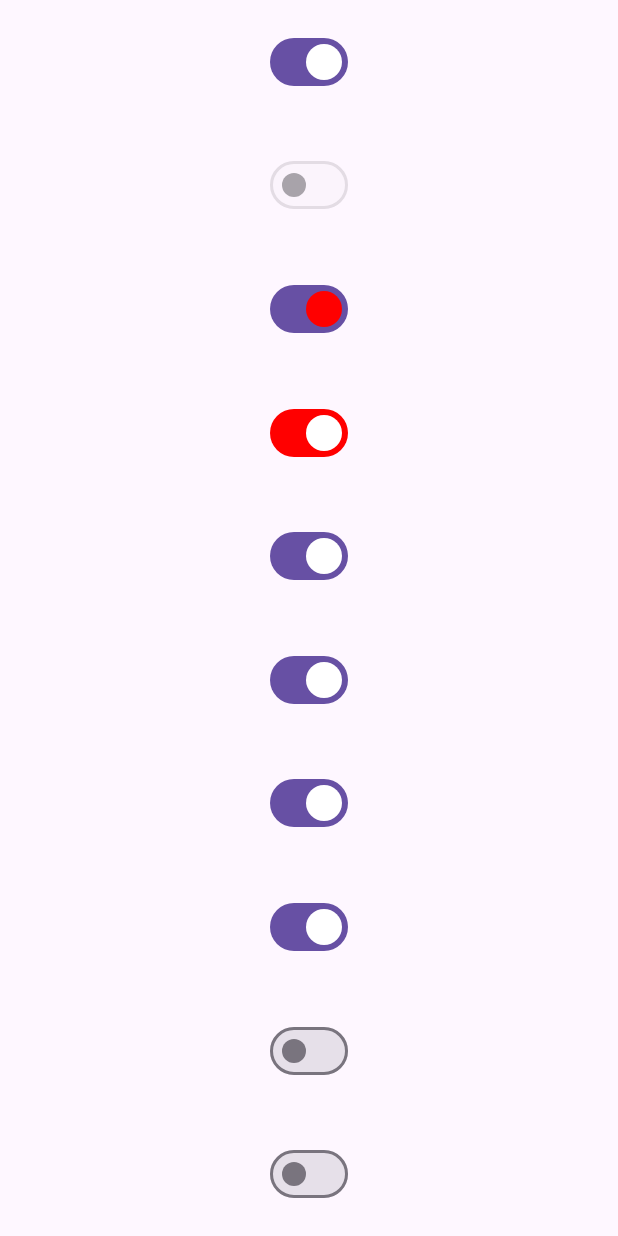
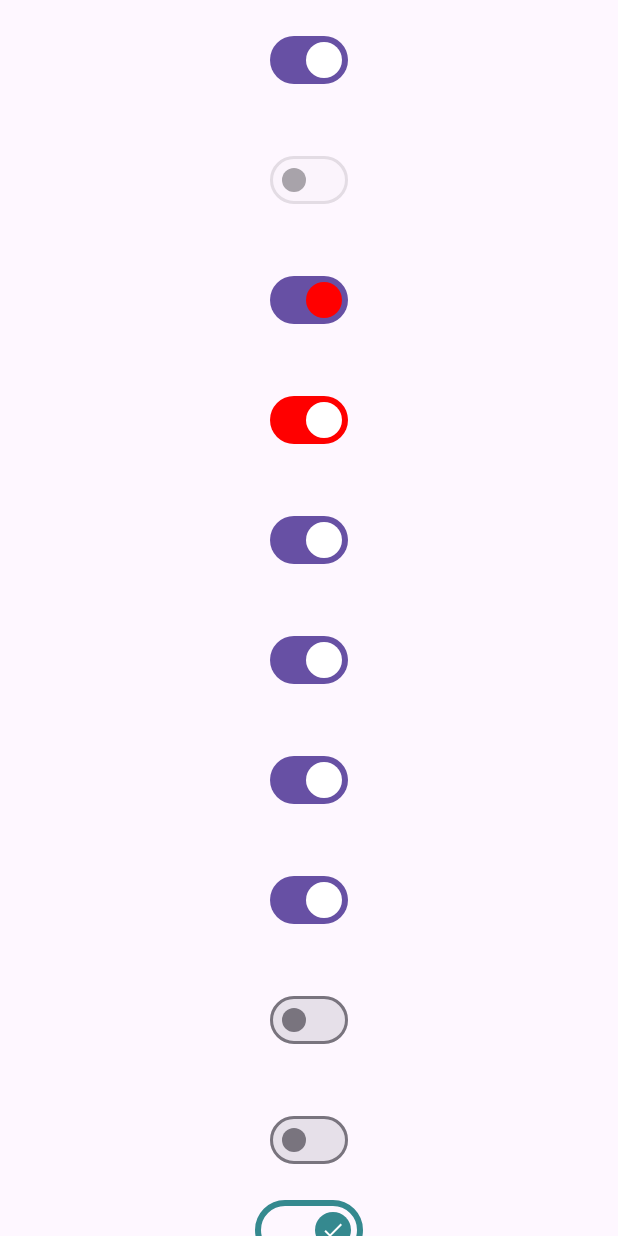
Before and after one commit to HarshPanchal18/Jetpack-Playground, an Android app built with Jetpack Compose: the SwitchesActivity screen opened directly, with no data from a screen before it, on a phone screen of 412 x 824 dp. Run offline under Robolectric (Android 15) with nearby library versions, the phone set to English and light mode, and no system bars.

Commit message:
Added Custom switch

```diff
--- a/app/src/main/java/com/example/first_jetcompose/SwitchesActivity.kt
+++ b/app/src/main/java/com/example/first_jetcompose/SwitchesActivity.kt
@@ -1,25 +1,48 @@
 package com.example.first_jetcompose
 
+import android.annotation.SuppressLint
 import android.os.Bundle
 import androidx.activity.ComponentActivity
 import androidx.activity.compose.setContent
+import androidx.compose.animation.core.animateFloatAsState
+import androidx.compose.foundation.background
+import androidx.compose.foundation.border
+import androidx.compose.foundation.clickable
+import androidx.compose.foundation.interaction.MutableInteractionSource
 import androidx.compose.foundation.layout.Arrangement
+import androidx.compose.foundation.layout.Box
 import androidx.compose.foundation.layout.Column
+import androidx.compose.foundation.layout.Spacer
 import androidx.compose.foundation.layout.fillMaxSize
+import androidx.compose.foundation.layout.height
 import androidx.compose.foundation.layout.padding
+import androidx.compose.foundation.layout.size
 import androidx.compose.foundation.rememberScrollState
+import androidx.compose.foundation.shape.CircleShape
+import androidx.compose.foundation.shape.RoundedCornerShape
 import androidx.compose.foundation.verticalScroll
+import androidx.compose.material.icons.Icons
+import androidx.compose.material.icons.filled.Close
+import androidx.compose.material.icons.filled.Done
+import androidx.compose.material3.Icon
 import androidx.compose.material3.Switch
 import androidx.compose.material3.SwitchDefaults
 import androidx.compose.material3.MaterialTheme
 import androidx.compose.material3.Surface
+import androidx.compose.material3.Text
 import androidx.compose.runtime.Composable
+import androidx.compose.runtime.State
+import androidx.compose.runtime.derivedStateOf
+import androidx.compose.runtime.getValue
 import androidx.compose.runtime.mutableStateOf
 import androidx.compose.runtime.remember
+import androidx.compose.runtime.setValue
 import androidx.compose.ui.Alignment
+import androidx.compose.ui.BiasAlignment
 import androidx.compose.ui.Modifier
 import androidx.compose.ui.graphics.Color
 import androidx.compose.ui.tooling.preview.Preview
+import androidx.compose.ui.unit.Dp
 import androidx.compose.ui.unit.dp
 import com.example.first_jetcompose.ui.theme.FirstjetcomposeTheme
 
@@ -60,6 +83,7 @@ private fun Switch3Screen() {
         DisableCheckedTrackColorSwitch()
         DisableUncheckedThumbColorSwitch()
         DisableUncheckedTrackColorSwitch()
+        CustomSwitch()
     }
 }
 
@@ -187,3 +211,76 @@ fun DisableUncheckedTrackColorSwitch() {
         )
     )
 }
+
+@Composable
+fun CustomSwitch(
+    width: Dp = 72.dp,
+    height: Dp = 40.dp,
+    checkedTrackColor: Color = Color(0xFF35898F),
+    uncheckedTrackColor: Color = Color(0xFFe0e0e0),
+    gapBetweenThumbAndTrackEdge: Dp = 8.dp,
+    borderWidth: Dp = 4.dp,
+    cornerSize: Int = 50,
+    iconInnerPadding: Dp = 4.dp,
+    thumbSize: Dp = 24.dp
+) {
+    val interactionSource = remember { MutableInteractionSource() }
+    var switchOn by remember { mutableStateOf(true) }
+    val alignment by animateAlignmentAsState(if (switchOn) 1f else -1f) // For moving the thumb
+
+    Box(
+        modifier = Modifier
+            .size(width = width, height = height)
+            .border(
+                width = borderWidth,
+                color = if (switchOn) checkedTrackColor else uncheckedTrackColor,
+                shape = RoundedCornerShape(percent = cornerSize)
+            )
+            .clickable(
+                indication = null,
+                interactionSource = interactionSource
+            ) {
+                switchOn = !switchOn
+            },
+        contentAlignment = Alignment.Center
+    ) {
+
+        Box(
+            modifier = Modifier
+                .padding(horizontal = gapBetweenThumbAndTrackEdge)
+                .fillMaxSize(),
+            contentAlignment = alignment
+        ) {
+            Icon(
+                imageVector = if (switchOn) Icons.Filled.Done else Icons.Filled.Close,
+                contentDescription = if (switchOn) "Enabled" else "Disabled",
+                modifier = Modifier
+                    .size(thumbSize)
+                    .background(
+                        color = if (switchOn) checkedTrackColor else uncheckedTrackColor,
+                        shape = CircleShape
+                    )
+                    .padding(iconInnerPadding),
+                tint = Color.White
+            )
+        }
+    }
+    // gap between switch and the text
+    Spacer(modifier = Modifier.height(10.dp))
+    Text(text = if (switchOn) "ON" else "OFF")
+    Spacer(modifier = Modifier.height(16.dp))
+}
+
+@SuppressLint("UnrememberedMutableState")
+@Composable
+fun animateAlignmentAsState(targetBiasValue: Float): State<BiasAlignment> {
+    // Method 0
+    val bias by animateFloatAsState(targetValue = targetBiasValue)
+    return derivedStateOf { BiasAlignment(horizontalBias = bias, verticalBias = 0f) }
+
+    // Method 1
+    /*val bias = remember { mutableFloatStateOf(0f) }
+    val derivedBias = derivedStateOf { BiasAlignment(horizontalBias = bias.value, verticalBias = 0f) }
+    LaunchedEffect(targetBiasValue) { bias.value = targetBiasValue }
+    return derivedBias*/
+}
```
